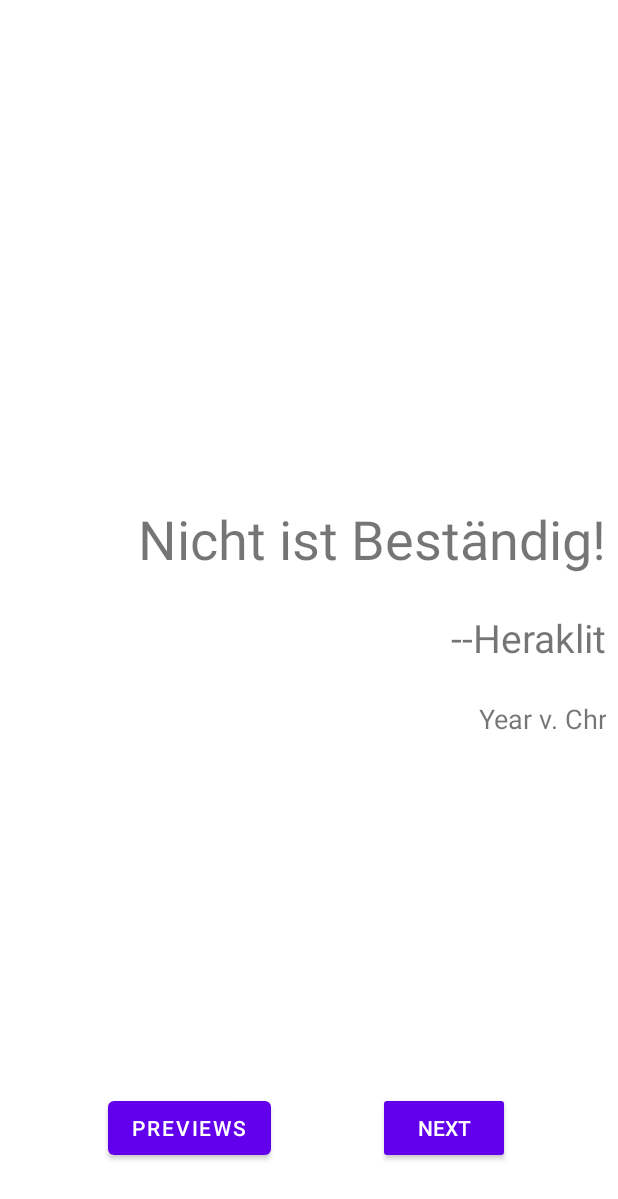
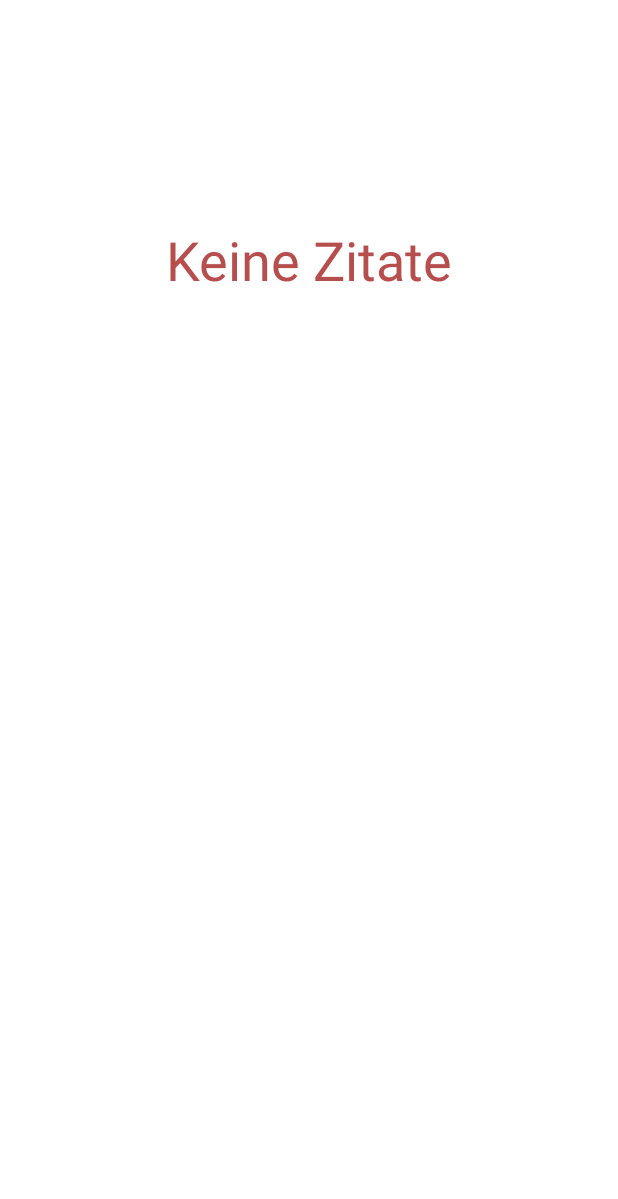
Before and after one commit to Nurbek-Ba/meien-zitaten-app, an Android app: the layout activity_main.xml on its own in the app's theme, with its tools: preview values and no code run, on a phone screen of 412 x 824 dp. Shown: the top 1199 px of the screen. Run offline under Robolectric (Android 15) with nearby library versions, the phone set to English and light mode, and no system bars.

Commit message:
Adapter Recycler-View-Pager und Dialog Alert und XML Textfeld hinzugefügt

```diff
--- a/app/src/main/java/com/example/meine_zitaten/ZitateBindingAdapters.kt
+++ b/app/src/main/java/com/example/meine_zitaten/ZitateBindingAdapters.kt
@@ -3,7 +3,7 @@ package com.example.meine_zitaten
 import android.view.View
 import androidx.databinding.BindingAdapter
 
-@BindingAdapter ("hideView")
-fun hideView(view: View, hide: Boolean) {
-    view.visibility = if (hide) View.INVISIBLE else View.VISIBLE
+@BindingAdapter ("isGone")
+fun isGone(view: View, gone: Boolean) {
+    view.visibility = if (gone) View.GONE else View.VISIBLE
 }
--- a/app/src/main/res/layout/activity_main.xml
+++ b/app/src/main/res/layout/activity_main.xml
@@ -4,85 +4,41 @@
     xmlns:tools="http://schemas.android.com/tools">
 
     <data>
-        <variable name="viewmodel" type="com.example.meine_zitaten.ZitatenViewModel" />
+        <variable  name="viewmodel"  type="com.example.meine_zitaten.ZitatenViewModel" />
     </data>
 
-    <androidx.constraintlayout.widget.ConstraintLayout
+    <LinearLayout
         android:layout_width="match_parent"
         android:layout_height="match_parent"
-        tools:context=".MainActivity">
+        android:orientation="vertical">
 
         <TextView
-            android:id="@+id/zitateText"
-            android:text="@{viewmodel.zitate.text}"
-            android:layout_width="0dp"
-            android:layout_height="wrap_content"
-            android:layout_marginStart="8dp"
-            android:layout_marginTop="16dp"
-            android:layout_marginEnd="8dp"
-            android:textAlignment="textEnd"
+            android:layout_width="match_parent"
+            android:layout_height="346dp"
+            android:gravity="center"
+            android:hint="Keine Zitate"
+
+            android:textColorHint="#B64E4E"
             android:textSize="36sp"
-            app:layout_constraintBottom_toBottomOf="parent"
-            app:layout_constraintEnd_toEndOf="parent"
-            app:layout_constraintStart_toStartOf="parent"
-            app:layout_constraintTop_toTopOf="parent"
-            app:layout_constraintVertical_bias="0.42000002"
-            tools:text="Nicht ist Beständig!" />
+            app:isGone="@{!viewmodel.hasNoZitaten}" />
 
-        <TextView
-            android:id="@+id/zitateAutor"
-            android:text="@{viewmodel.zitate.author}"
-            android:layout_width="0dp"
-            android:layout_height="wrap_content"
-            android:layout_marginStart="8dp"
-            android:layout_marginTop="24dp"
-            android:textAlignment="textEnd"
-            android:textSize="26sp"
-            app:layout_constraintEnd_toEndOf="@+id/zitateText"
-            app:layout_constraintStart_toStartOf="parent"
-            app:layout_constraintTop_toBottomOf="@+id/zitateText"
-            tools:text="--Heraklit" />
 
-        <TextView
-            android:id="@+id/quoteYear"
-            android:text="@{viewmodel.zitate.year}"
-            android:layout_width="0dp"
-            android:layout_height="wrap_content"
-            android:layout_marginTop="24dp"
-            android:textAlignment="textEnd"
-            android:textSize="18sp"
-            app:layout_constraintEnd_toEndOf="@+id/zitateAutor"
-            app:layout_constraintHorizontal_bias="0.498"
-            app:layout_constraintStart_toStartOf="@+id/zitateAutor"
-            app:layout_constraintTop_toBottomOf="@+id/zitateAutor"
-            tools:text="Year v. Chr" />
+        <androidx.viewpager2.widget.ViewPager2
+
+            android:id="@+id/zitate_view_pager"
+            android:layout_width="match_parent"
+            android:layout_height="700dp"
+            app:isGone="@{viewmodel.hasNoZitaten}"
+            tools:layout_editor_absoluteX="32dp"
+            tools:layout_editor_absoluteY="32dp" />
+
 
         <Button
-            android:id="@+id/btn_next"
-            style="@style/Widget.AppCompat.Button.Colored"
-            android:layout_width="wrap_content"
-            android:layout_height="wrap_content"
-            android:layout_marginBottom="48dp"
-            android:text="@string/next"
-            app:layout_constraintBottom_toBottomOf="parent"
-            app:layout_constraintEnd_toEndOf="parent"
-            app:layout_constraintHorizontal_bias="0.5"
-            app:layout_constraintStart_toEndOf="@+id/btn_back"
-            android:onClick="@{() -> viewmodel.nextZitate()}"
-            app:hideView="@{viewmodel.isLast}"/>
+            android:id="@+id/add_btn"
+            android:layout_width="match_parent"
+            android:layout_height="63dp"
+            android:onClick="addZitate"
+            android:text="add new task" />
 
-        <Button
-            android:id="@+id/btn_back"
-            android:layout_width="wrap_content"
-            android:layout_height="wrap_content"
-            android:layout_marginBottom="48dp"
-            android:text="@string/previous"
-            app:layout_constraintBottom_toBottomOf="parent"
-            app:layout_constraintEnd_toStartOf="@+id/btn_next"
-            app:layout_constraintHorizontal_bias="0.5"
-            app:layout_constraintStart_toStartOf="parent"
-            android:onClick="@{() -> viewmodel.previousZitate()}"
-            app:hideView="@{viewmodel.isFirst}"/>
-
-    </androidx.constraintlayout.widget.ConstraintLayout>
+    </LinearLayout>
 </layout>
```
Also changed, not shown: app/src/main/java/com/example/meine_zitaten/MainActivity.kt (+65 -7 lines), app/src/main/java/com/example/meine_zitaten/ZitateViewPagerAdapter.kt (added, +42 -0 lines), app/src/main/java/com/example/meine_zitaten/ZitatenViewModel.kt (+18 -39 lines), app/src/main/res/layout/dialog_new.xml (added, +25 -0 lines), app/src/main/res/layout/zitate.xml (added, +45 -0 lines).
